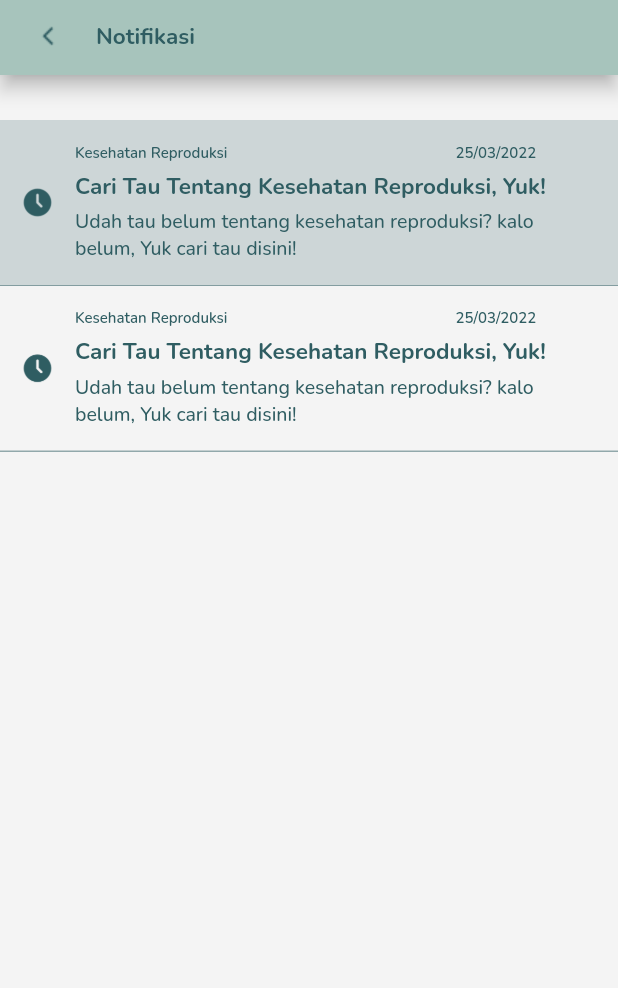
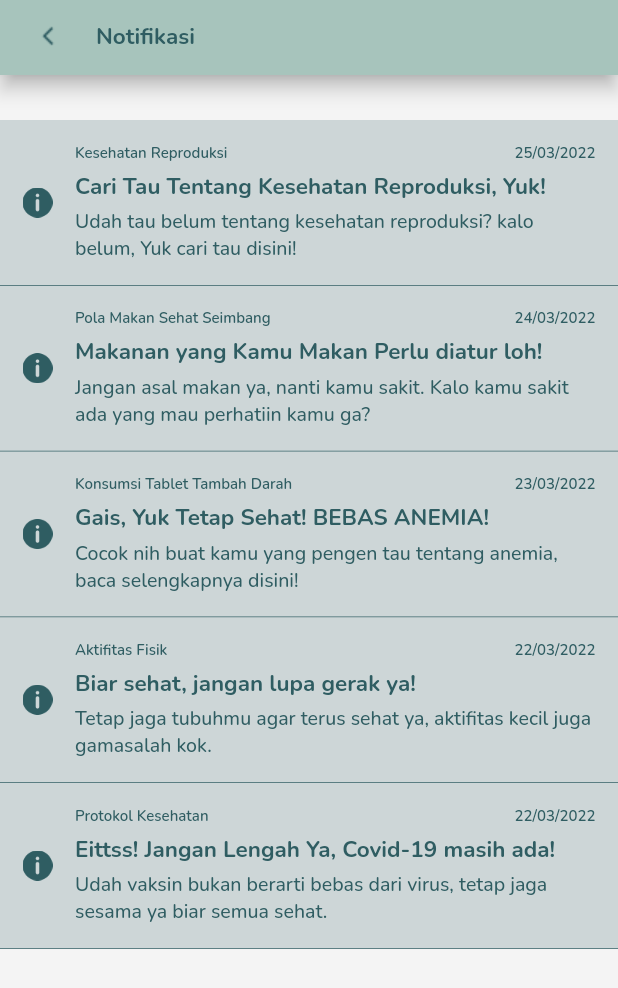
Before and after one commit to zaidtqy/healthy, a Flutter app: the NotificationsPage screen opened by its route, on a phone screen of 412 x 824 dp. Shown: the top 988 px of the screen. Run offline on Flutter 3.47's test engine with Material 2 defaults, Android fonts, the light colour scheme and no system bars; our stand-ins replace badges, cloud_firestore, cool_alert, firebase_auth, firebase_core, fluttertoast and 2 more; accounts and stored records are empty.

Commit message:
Fix Notification Model

```diff
--- a/lib/models/notification_model.dart
+++ b/lib/models/notification_model.dart
@@ -1,5 +1,5 @@
 // ignore_for_file: public_member_api_docs, sort_constructors_first
-class HistoryReproModel {
+class HistoryNotificationModel {
   final String logo;
   final String type;
   final String date;
@@ -8,7 +8,7 @@ class HistoryReproModel {
   final String route;
   final bool isRead;
 
-  HistoryReproModel({
+  HistoryNotificationModel({
     required this.logo,
     required this.type,
     required this.date,
@@ -18,7 +18,7 @@ class HistoryReproModel {
     required this.isRead,
   });
 
-  HistoryReproModel copyWith({
+  HistoryNotificationModel copyWith({
     String? logo,
     String? type,
     String? date,
@@ -27,7 +27,7 @@ class HistoryReproModel {
     String? route,
     bool? isRead,
   }) {
-    return HistoryReproModel(
+    return HistoryNotificationModel(
       logo: logo ?? this.logo,
       type: type ?? this.type,
       date: date ?? this.date,
@@ -39,25 +39,55 @@ class HistoryReproModel {
   }
 }
 
-final List<HistoryReproModel> mockHistoryReproModel = [
-  HistoryReproModel(
-    logo: "assets/clock.png",
+final List<HistoryNotificationModel> mockHistoryNotificationModel = [
+  HistoryNotificationModel(
+    logo: "assets/information.png",
     type: "Kesehatan Reproduksi",
     date: "25/03/2022",
     title: "Cari Tau Tentang Kesehatan Reproduksi, Yuk!",
     content:
         "Udah tau belum tentang kesehatan reproduksi? kalo belum, Yuk cari tau disini!",
-    route: "",
+    route: "notif-repro",
     isRead: false,
   ),
-  HistoryReproModel(
-    logo: "assets/clock.png",
-    type: "Kesehatan Reproduksi",
-    date: "25/03/2022",
-    title: "Cari Tau Tentang Kesehatan Reproduksi, Yuk!",
+  HistoryNotificationModel(
+    logo: "assets/information.png",
+    type: "Pola Makan Sehat Seimbang",
+    date: "24/03/2022",
+    title: "Makanan yang Kamu Makan Perlu diatur loh!",
     content:
-        "Udah tau belum tentang kesehatan reproduksi? kalo belum, Yuk cari tau disini!",
-    route: "",
-    isRead: true,
+        "Jangan asal makan ya, nanti kamu sakit. Kalo kamu sakit ada yang mau perhatiin kamu ga?",
+    route: "notif-food",
+    isRead: false,
+  ),
+  HistoryNotificationModel(
+    logo: "assets/information.png",
+    type: "Konsumsi Tablet Tambah Darah",
+    date: "23/03/2022",
+    title: "Gais, Yuk Tetap Sehat! BEBAS ANEMIA!",
+    content:
+        "Cocok nih buat kamu yang pengen tau tentang anemia, baca selengkapnya disini!",
+    route: "notif-tablets",
+    isRead: false,
+  ),
+  HistoryNotificationModel(
+    logo: "assets/information.png",
+    type: "Aktifitas Fisik",
+    date: "22/03/2022",
+    title: "Biar sehat, jangan lupa gerak ya!",
+    content:
+        "Tetap jaga tubuhmu agar terus sehat ya, aktifitas kecil juga gamasalah kok.",
+    route: "notif-activity",
+    isRead: false,
+  ),
+  HistoryNotificationModel(
+    logo: "assets/information.png",
+    type: "Protokol Kesehatan",
+    date: "22/03/2022",
+    title: "Eittss! Jangan Lengah Ya, Covid-19 masih ada!",
+    content:
+        "Udah vaksin bukan berarti bebas dari virus, tetap jaga sesama ya biar semua sehat.",
+    route: "notif-prokes",
+    isRead: false,
   )
 ];
--- a/lib/pages/home_page.dart
+++ b/lib/pages/home_page.dart
@@ -1361,7 +1361,7 @@ class _HomePageState extends State<HomePage> {
                 badgeContent: Align(
                   alignment: Alignment.topRight,
                   child: Text(
-                    mockHistoryReproModel
+                    mockHistoryNotificationModel
                         .where((e) => e.isRead == false)
                         .length
                         .toString(),
--- a/lib/pages/notifications_page.dart
+++ b/lib/pages/notifications_page.dart
@@ -11,7 +11,7 @@ class NotificationsPage extends StatefulWidget {
 }
 
 class _NotificationsPageState extends State<NotificationsPage> {
-  HistoryReproModel? historyReproModel = HistoryReproModel(
+  HistoryNotificationModel? historyNotificationModel = HistoryNotificationModel(
     logo: 'logo',
     type: 'type',
     date: 'date',
@@ -22,99 +22,99 @@ class _NotificationsPageState extends State<NotificationsPage> {
   );
   @override
   Widget build(BuildContext context) {
-    Widget notification({required HistoryReproModel listModel}) {
-      bool isRead = false;
+    // Widget notification({required HistoryNotificationModel listModel}) {
+    //   bool isRead = false;
 
-      return GestureDetector(
-        onTap: () {
-          setState(() {
-            // listModel.isRead = true;
-          });
-          Navigator.pushNamed(context, '/notif-repro');
-        },
-        child: Container(
-          decoration: BoxDecoration(
-            color: (listModel.isRead)
-                ? backgroundColor
-                : primaryColor.withOpacity(0.2),
-            border: Border(
-              bottom: BorderSide(width: 0.5, color: primaryColor),
-            ),
-          ),
-          child: Container(
-            margin: EdgeInsets.symmetric(
-              horizontal: defaultMargin,
-              vertical: 15,
-            ),
-            child: Row(
-              children: [
-                Container(
-                  margin: EdgeInsets.only(
-                    right: defaultMargin,
-                  ),
-                  child: Column(
-                    children: [
-                      Image.asset(
-                        listModel.logo,
-                        width: 20,
-                      ),
-                    ],
-                  ),
-                ),
-                Flexible(
-                  child: Column(
-                    crossAxisAlignment: CrossAxisAlignment.start,
-                    children: [
-                      Row(
-                        children: [
-                          Text(
-                            listModel.type,
-                            style: primaryTextStyle.copyWith(
-                              fontSize: 10,
-                              fontWeight: semibold,
-                            ),
-                          ),
-                          const SizedBox(
-                            width: 152,
-                          ),
-                          Text(
-                            listModel.date,
-                            style: primaryTextStyle.copyWith(
-                              fontSize: 10,
-                              fontWeight: semibold,
-                            ),
-                          ),
-                        ],
-                      ),
-                      const SizedBox(
-                        height: 5,
-                      ),
-                      Text(
-                        listModel.title,
-                        style: primaryTextStyle.copyWith(
-                          fontSize: 15,
-                          fontWeight: bold,
-                        ),
-                      ),
-                      const SizedBox(
-                        height: 5,
-                      ),
-                      Text(
-                        listModel.content,
-                        style: primaryTextStyle.copyWith(
-                          fontSize: 13,
-                          fontWeight: medium,
-                        ),
-                      ),
-                    ],
-                  ),
-                ),
-              ],
-            ),
-          ),
-        ),
-      );
-    }
+    //   return GestureDetector(
+    //     onTap: () {
+    //       setState(() {
+    //         // listModel.isRead = true;
+    //       });
+    //       Navigator.pushNamed(context, '/notif-repro');
+    //     },
+    //     child: Container(
+    //       decoration: BoxDecoration(
+    //         color: (listModel.isRead)
+    //             ? backgroundColor
+    //             : primaryColor.withOpacity(0.2),
+    //         border: Border(
+    //           bottom: BorderSide(width: 0.5, color: primaryColor),
+    //         ),
+    //       ),
+    //       child: Container(
+    //         margin: EdgeInsets.symmetric(
+    //           horizontal: defaultMargin,
+    //           vertical: 15,
+    //         ),
+    //         child: Row(
+    //           children: [
+    //             Container(
+    //               margin: EdgeInsets.only(
+    //                 right: defaultMargin,
+    //               ),
+    //               child: Column(
+    //                 children: [
+    //                   Image.asset(
+    //                     listModel.logo,
+    //                     width: 20,
+    //                   ),
+    //                 ],
+    //               ),
+    //             ),
+    //             Flexible(
+    //               child: Column(
+    //                 crossAxisAlignment: CrossAxisAlignment.start,
+    //                 children: [
+    //                   Row(
+    //                     children: [
+    //                       Text(
+    //                         listModel.type,
+    //                         style: primaryTextStyle.copyWith(
+    //                           fontSize: 10,
+    //                           fontWeight: semibold,
+    //                         ),
+    //                       ),
+    //                       const SizedBox(
+    //                         width: 152,
+    //                       ),
+    //                       Text(
+    //                         listModel.date,
+    //                         style: primaryTextStyle.copyWith(
+    //                           fontSize: 10,
+    //                           fontWeight: semibold,
+    //                         ),
+    //                       ),
+    //                     ],
+    //                   ),
+    //                   const SizedBox(
+    //                     height: 5,
+    //                   ),
+    //                   Text(
+    //                     listModel.title,
+    //                     style: primaryTextStyle.copyWith(
+    //                       fontSize: 15,
+    //                       fontWeight: bold,
+    //                     ),
+    //                   ),
+    //                   const SizedBox(
+    //                     height: 5,
+    //                   ),
+    //                   Text(
+    //                     listModel.content,
+    //                     style: primaryTextStyle.copyWith(
+    //                       fontSize: 13,
+    //                       fontWeight: medium,
+    //                     ),
+    //                   ),
+    //                 ],
+    //               ),
+    //             ),
+    //           ],
+    //         ),
+    //       ),
+    //     ),
+    //   );
+    // }
 
     // Widget notifFood() {
     //   return GestureDetector(
@@ -494,21 +494,23 @@ class _NotificationsPageState extends State<NotificationsPage> {
         ),
       ),
       body: Container(
-        child: (mockHistoryReproModel.isNotEmpty)
+        child: (mockHistoryNotificationModel.isNotEmpty)
             ? ListView.builder(
                 padding: const EdgeInsets.only(top: 30),
-                itemCount: mockHistoryReproModel.length,
+                itemCount: mockHistoryNotificationModel.length,
                 itemBuilder: (context, index) {
                   return GestureDetector(
                     onTap: () {
                       setState(() {
-                        mockHistoryReproModel[index].copyWith(isRead: true);
+                        mockHistoryNotificationModel[index]
+                            .copyWith(isRead: true);
                       });
-                      // Navigator.pushNamed(context, '/notif-repro');
+                      Navigator.pushNamed(context,
+                          '/${mockHistoryNotificationModel[index].route}');
                     },
                     child: Container(
                       decoration: BoxDecoration(
-                        color: (mockHistoryReproModel[index].isRead)
+                        color: (mockHistoryNotificationModel[index].isRead)
                             ? backgroundColor
                             : primaryColor.withOpacity(0.2),
                         border: Border(
@@ -529,7 +531,7 @@ class _NotificationsPageState extends State<NotificationsPage> {
                               child: Column(
                                 children: [
                                   Image.asset(
-                                    mockHistoryReproModel[index].logo,
+                                    mockHistoryNotificationModel[index].logo,
                                     width: 20,
                                   ),
                                 ],
@@ -542,17 +544,17 @@ class _NotificationsPageState extends State<NotificationsPage> {
                                   Row(
                                     children: [
                                       Text(
-                                        mockHistoryReproModel[index].type,
+                                        mockHistoryNotificationModel[index]
+                                            .type,
                                         style: primaryTextStyle.copyWith(
                                           fontSize: 10,
                                           fontWeight: semibold,
                                         ),
                                       ),
-                                      const SizedBox(
-                                        width: 152,
-                                      ),
+                                      const Spacer(),
                                       Text(
-                                        mockHistoryReproModel[index].date,
+                                        mockHistoryNotificationModel[index]
+                                            .date,
                                         style: primaryTextStyle.copyWith(
                                           fontSize: 10,
                                           fontWeight: semibold,
@@ -564,7 +566,7 @@ class _NotificationsPageState extends State<NotificationsPage> {
                                     height: 5,
                                   ),
                                   Text(
-                                    mockHistoryReproModel[index].title,
+                                    mockHistoryNotificationModel[index].title,
                                     style: primaryTextStyle.copyWith(
                                       fontSize: 15,
                                       fontWeight: bold,
@@ -574,7 +576,7 @@ class _NotificationsPageState extends State<NotificationsPage> {
                                     height: 5,
                                   ),
                                   Text(
-                                    mockHistoryReproModel[index].content,
+                                    mockHistoryNotificationModel[index].content,
                                     style: primaryTextStyle.copyWith(
                                       fontSize: 13,
                                       fontWeight: medium,
```
